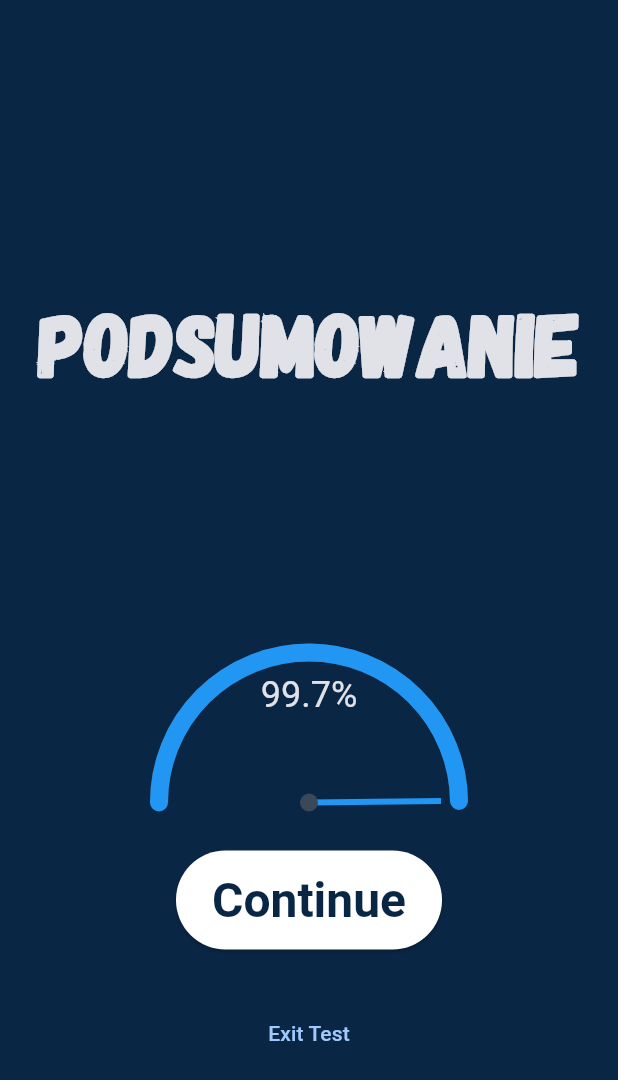
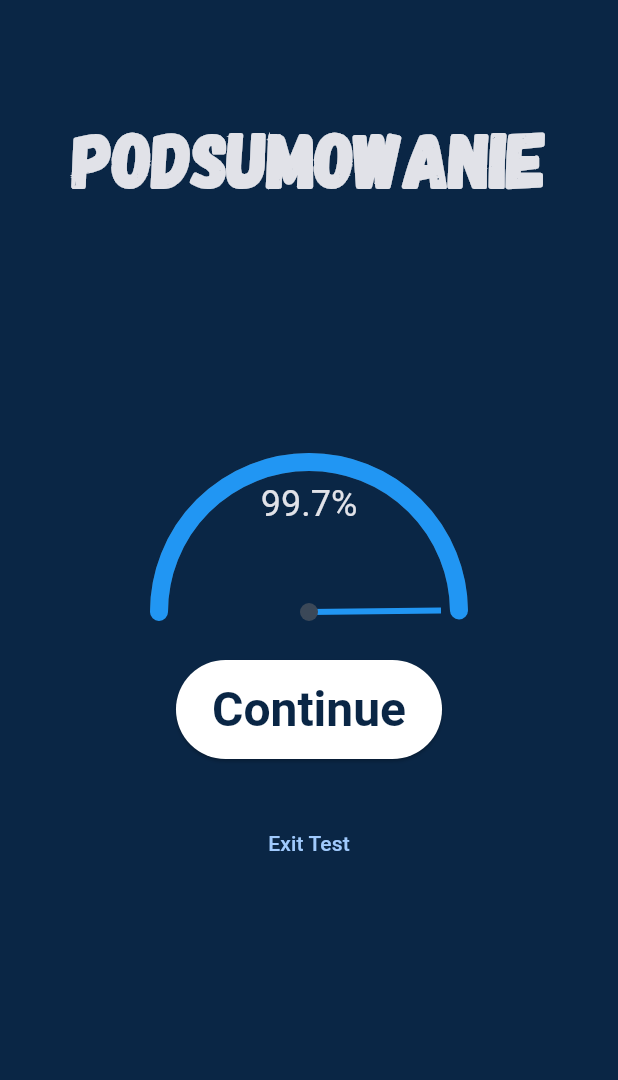
Before and after one commit to MisterSawyer/matura-pro-ai, a Flutter app: the PlacementTestPartResultPage screen opened directly with empty values, on a phone screen of 412 x 824 dp. Shown: the top 1080 px of the screen. Run offline on Flutter 3.47's test engine with Material 3 defaults, Android fonts, the light colour scheme and no system bars; our stand-ins replace flutter_login; accounts and stored records are empty.

Commit message:
scroll ot test result

```diff
--- a/matura_pro_ai/lib/core/theme.dart
+++ b/matura_pro_ai/lib/core/theme.dart
@@ -7,6 +7,7 @@ class AppTheme {
     scaffoldBackgroundColor: Colors.white,
     appBarTheme: const AppBarTheme(
       backgroundColor: Colors.white,
+      scrolledUnderElevation: 0,
       foregroundColor: Color(0XFF0A2645),
     ),
     drawerTheme: const DrawerThemeData(
@@ -28,6 +29,7 @@ class AppTheme {
     primarySwatch: ThemeDefaults.primaryColor,
     scaffoldBackgroundColor: const Color(0XFF0A2645),
     appBarTheme: const AppBarTheme(
+      scrolledUnderElevation: 0,
       backgroundColor: Color(0XFF0A2645),
       foregroundColor: Colors.white,
     ),
--- a/matura_pro_ai/lib/core/theme_defaults.dart
+++ b/matura_pro_ai/lib/core/theme_defaults.dart
@@ -23,7 +23,7 @@ class ThemeDefaults {
 static const TextTheme textTheme = TextTheme(
   titleLarge: TextStyle(
     fontFamily : 'Gagalin',
-    fontSize: 48,
+    fontSize: 42,
     fontWeight: FontWeight.bold,
   ),
   titleMedium: TextStyle(
--- a/matura_pro_ai/lib/views/placement_test/placement_test_part_result_page.dart
+++ b/matura_pro_ai/lib/views/placement_test/placement_test_part_result_page.dart
@@ -2,6 +2,7 @@ import 'package:flutter/material.dart';
 
 import '../../models/account.dart';
 
+import '../../widgets/no_scrollbar.dart';
 import '../../controllers/test_part_controller.dart';
 import '../../widgets/speedometer_gauge.dart';
 
@@ -29,11 +30,13 @@ class PlacementTestPartResultPage extends StatelessWidget {
       ),
       body: Padding(
         padding: const EdgeInsets.all(24),
+        child: ScrollConfiguration(
+          behavior: NoScrollbarBehavior(),
+          child: SingleChildScrollView(
             child: Center(
               child: Column(
                 mainAxisAlignment: MainAxisAlignment.center,
                 children: [
-          const SizedBox(height: 32,),
               Center(child : Text("Podsumowanie", style : theme.textTheme.titleLarge, textAlign: TextAlign.center)),
               const SizedBox(height: 64,),
                   Text(
@@ -64,6 +67,8 @@ class PlacementTestPartResultPage extends StatelessWidget {
               ),
             ),
           ),
+        ),
+      ),
     );
   }
 }
--- a/matura_pro_ai/lib/widgets/test_page.dart
+++ b/matura_pro_ai/lib/widgets/test_page.dart
@@ -159,7 +159,6 @@ class _TestPageState extends State<TestPage> {
                   padding: const EdgeInsets.all(ThemeDefaults.padding),
                   child: Column(
                     children: [
-          const SizedBox(height: 32,),
           Center(child : Text(widget.label, style : theme.textTheme.titleLarge, textAlign: TextAlign.center)),
           const SizedBox(height: 64,),
 
```
Lines whose indentation alone changed are shown as unchanged.
